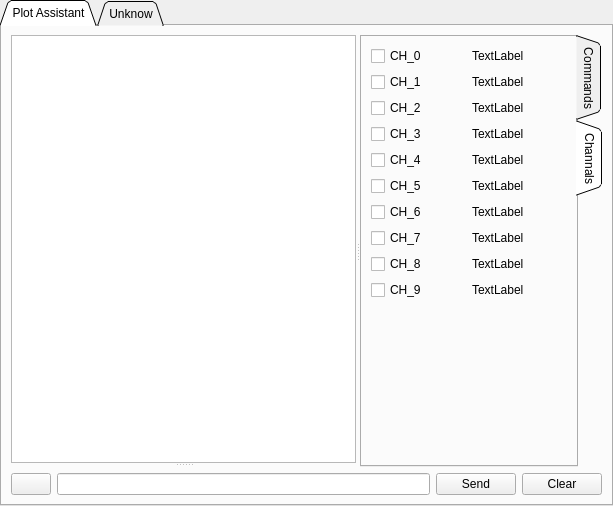
Qt form pages/pageserialanalysis.ui (ZohyCao/vesc_tool) before a commit.
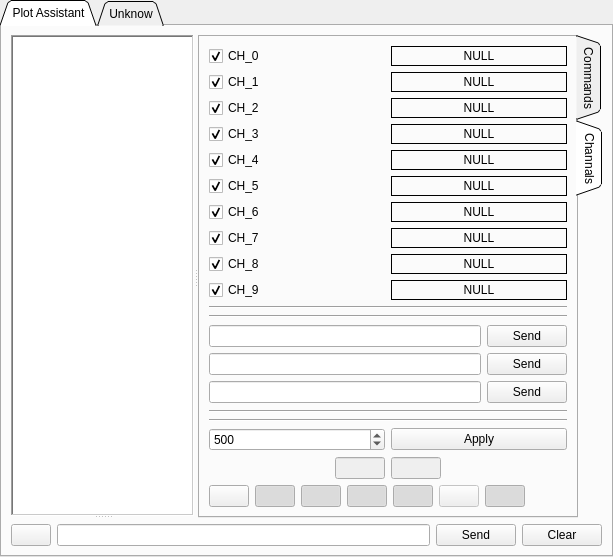
The same form after that commit. The open tabs and pages were chosen to show the change. Icons and pictures are not drawn. Custom widgets are drawn as their Qt base class.

Commit message: add ten channals data plot

```diff
--- a/pages/pageserialanalysis.ui
+++ b/pages/pageserialanalysis.ui
@@ -58,13 +58,16 @@
            <widget class="QSplitter" name="splitter">
             <property name="sizePolicy">
              <sizepolicy hsizetype="Preferred" vsizetype="Expanding">
-              <horstretch>100</horstretch>
+              <horstretch>200</horstretch>
               <verstretch>0</verstretch>
              </sizepolicy>
             </property>
             <property name="orientation">
              <enum>Qt::Vertical</enum>
             </property>
+            <property name="handleWidth">
+             <number>2</number>
+            </property>
             <widget class="QWidget" name="verticalLayoutWidget">
              <layout class="QVBoxLayout" name="verticalLayout" stretch="0">
               <item>
@@ -72,9 +75,15 @@
                 <property name="sizePolicy">
                  <sizepolicy hsizetype="Expanding" vsizetype="Expanding">
                   <horstretch>0</horstretch>
-                  <verstretch>1</verstretch>
+                  <verstretch>0</verstretch>
                  </sizepolicy>
                 </property>
+                <property name="frameShape">
+                 <enum>QFrame::WinPanel</enum>
+                </property>
+                <property name="lineWidth">
+                 <number>1</number>
+                </property>
                </widget>
               </item>
              </layout>
@@ -352,15 +361,21 @@
                        <property name="text">
                         <string>CH_0</string>
                        </property>
+                       <property name="checked">
+                        <bool>true</bool>
+                       </property>
                       </widget>
                      </item>
                      <item>
-                      <widget class="QLabel" name="label">
+                      <widget class="QLabel" name="CH0_dataLabel">
+                       <property name="layoutDirection">
+                        <enum>Qt::LeftToRight</enum>
+                       </property>
                        <property name="frameShape">
-                        <enum>QFrame::NoFrame</enum>
+                        <enum>QFrame::Box</enum>
                        </property>
                        <property name="text">
-                        <string>TextLabel</string>
+                        <string>NULL</string>
                        </property>
                        <property name="textFormat">
                         <enum>Qt::AutoText</enum>
@@ -368,6 +383,9 @@
                        <property name="scaledContents">
                         <bool>false</bool>
                        </property>
+                       <property name="alignment">
+                        <set>Qt::AlignCenter</set>
+                       </property>
                       </widget>
                      </item>
                     </layout>
@@ -375,16 +393,25 @@
                    <item>
                     <layout class="QHBoxLayout" name="horizontalLayout_24">
                      <item>
-                      <widget class="QCheckBox" name="checkBox_2">
+                      <widget class="QCheckBox" name="checkBox_1">
                        <property name="text">
                         <string>CH_1</string>
                        </property>
+                       <property name="checked">
+                        <bool>true</bool>
+                       </property>
                       </widget>
                      </item>
                      <item>
-                      <widget class="QLabel" name="label_2">
+                      <widget class="QLabel" name="CH1_dataLabel">
+                       <property name="frameShape">
+                        <enum>QFrame::Box</enum>
+                       </property>
                        <property name="text">
-                        <string>TextLabel</string>
+                        <string>NULL</string>
+                       </property>
+                       <property name="alignment">
+                        <set>Qt::AlignCenter</set>
                        </property>
                       </widget>
                      </item>
@@ -393,16 +420,25 @@
                    <item>
                     <layout class="QHBoxLayout" name="horizontalLayout_23">
                      <item>
-                      <widget class="QCheckBox" name="checkBox_3">
+                      <widget class="QCheckBox" name="checkBox_2">
                        <property name="text">
                         <string>CH_2</string>
                        </property>
+                       <property name="checked">
+                        <bool>true</bool>
+                       </property>
                       </widget>
                      </item>
                      <item>
-                      <widget class="QLabel" name="label_3">
+                      <widget class="QLabel" name="CH2_dataLabel">
+                       <property name="frameShape">
+                        <enum>QFrame::Box</enum>
+                       </property>
                        <property name="text">
-                        <string>TextLabel</string>
+                        <string>NULL</string>
+                       </property>
+                       <property name="alignment">
+                        <set>Qt::AlignCenter</set>
                        </property>
                       </widget>
                      </item>
@@ -411,16 +447,25 @@
                    <item>
                     <layout class="QHBoxLayout" name="horizontalLayout_22">
                      <item>
-                      <widget class="QCheckBox" name="checkBox_4">
+                      <widget class="QCheckBox" name="checkBox_3">
                        <property name="text">
                         <string>CH_3</string>
                        </property>
+                       <property name="checked">
+                        <bool>true</bool>
+                       </property>
                       </widget>
                      </item>
                      <item>
-                      <widget class="QLabel" name="label_4">
+                      <widget class="QLabel" name="CH3_dataLabel">
+                       <property name="frameShape">
+                        <enum>QFrame::Box</enum>
+                       </property>
                        <property name="text">
-                        <string>TextLabel</string>
+                        <string>NULL</string>
+                       </property>
+                       <property name="alignment">
+                        <set>Qt::AlignCenter</set>
                        </property>
                       </widget>
                      </item>
@@ -429,16 +474,25 @@
                    <item>
                     <layout class="QHBoxLayout" name="horizontalLayout_21">
                      <item>
-                      <widget class="QCheckBox" name="checkBox_5">
+                      <widget class="QCheckBox" name="checkBox_4">
                        <property name="text">
                         <string>CH_4</string>
                        </property>
+                       <property name="checked">
+                        <bool>true</bool>
+                       </property>
                       </widget>
                      </item>
                      <item>
-                      <widget class="QLabel" name="label_5">
+                      <widget class="QLabel" name="CH4_dataLabel">
+                       <property name="frameShape">
+                        <enum>QFrame::Box</enum>
+                       </property>
                        <property name="text">
-                        <string>TextLabel</string>
+                        <string>NULL</string>
+                       </property>
+                       <property name="alignment">
+                        <set>Qt::AlignCenter</set>
                        </property>
                       </widget>
                      </item>
@@ -447,16 +501,25 @@
                    <item>
                     <layout class="QHBoxLayout" name="horizontalLayout_20">
                      <item>
-                      <widget class="QCheckBox" name="checkBox_6">
+                      <widget class="QCheckBox" name="checkBox_5">
                        <property name="text">
                         <string>CH_5</string>
                        </property>
+                       <property name="checked">
+                        <bool>true</bool>
+                       </property>
                       </widget>
                      </item>
                      <item>
-                      <widget class="QLabel" name="label_6">
+                      <widget class="QLabel" name="CH5_dataLabel">
+                       <property name="frameShape">
+                        <enum>QFrame::Box</enum>
+                       </property>
                        <property name="text">
-                        <string>TextLabel</string>
+                        <string>NULL</string>
+                       </property>
+                       <property name="alignment">
+                        <set>Qt::AlignCenter</set>
                        </property>
                       </widget>
                      </item>
@@ -465,16 +528,25 @@
                    <item>
                     <layout class="QHBoxLayout" name="horizontalLayout_19">
                      <item>
-                      <widget class="QCheckBox" name="checkBox_7">
+                      <widget class="QCheckBox" name="checkBox_6">
                        <property name="text">
                         <string>CH_6</string>
                        </property>
+                       <property name="checked">
+                        <bool>true</bool>
+                       </property>
                       </widget>
                      </item>
                      <item>
-                      <widget class="QLabel" name="label_7">
+                      <widget class="QLabel" name="CH6_dataLabel">
+                       <property name="frameShape">
+                        <enum>QFrame::Box</enum>
+                       </property>
                        <property name="text">
-                        <string>TextLabel</string>
+                        <string>NULL</string>
+                       </property>
+                       <property name="alignment">
+                        <set>Qt::AlignCenter</set>
                        </property>
                       </widget>
                      </item>
@@ -483,16 +555,25 @@
                    <item>
                     <layout class="QHBoxLayout" name="horizontalLayout_18">
                      <item>
-                      <widget class="QCheckBox" name="checkBox_8">
+                      <widget class="QCheckBox" name="checkBox_7">
                        <property name="text">
                         <string>CH_7</string>
                        </property>
+                       <property name="checked">
+                        <bool>true</bool>
+                       </property>
                       </widget>
                      </item>
                      <item>
-                      <widget class="QLabel" name="label_8">
+                      <widget class="QLabel" name="CH7_dataLabel">
+                       <property name="frameShape">
+                        <enum>QFrame::Box</enum>
+                       </property>
                        <property name="text">
-                        <string>TextLabel</string>
+                        <string>NULL</string>
+                       </property>
+                       <property name="alignment">
+                        <set>Qt::AlignCenter</set>
                        </property>
                       </widget>
                      </item>
@@ -501,16 +582,25 @@
                    <item>
                     <layout class="QHBoxLayout" name="horizontalLayout_17">
                      <item>
-                      <widget class="QCheckBox" name="checkBox_9">
+                      <widget class="QCheckBox" name="checkBox_8">
                        <property name="text">
                         <string>CH_8</string>
                        </property>
+                       <property name="checked">
+                        <bool>true</bool>
+                       </property>
                       </widget>
                      </item>
                      <item>
-                      <widget class="QLabel" name="label_9">
+                      <widget class="QLabel" name="CH8_dataLabel">
+                       <property name="frameShape">
+                        <enum>QFrame::Box</enum>
+                       </property>
                        <property name="text">
-                        <string>TextLabel</string>
+                        <string>NULL</string>
+                       </property>
+                       <property name="alignment">
+                        <set>Qt::AlignCenter</set>
                        </property>
                       </widget>
                      </item>
@@ -519,21 +609,47 @@
                    <item>
                     <layout class="QHBoxLayout" name="horizontalLayout_3">
                      <item>
-                      <widget class="QCheckBox" name="checkBox_10">
+                      <widget class="QCheckBox" name="checkBox_9">
                        <property name="text">
                         <string>CH_9</string>
                        </property>
+                       <property name="checked">
+                        <bool>true</bool>
+                       </property>
+                       <property name="tristate">
+                        <bool>false</bool>
+                       </property>
                       </widget>
                      </item>
                      <item>
-                      <widget class="QLabel" name="label_10">
+                      <widget class="QLabel" name="CH9_dataLabel">
+                       <property name="frameShape">
+                        <enum>QFrame::Box</enum>
+                       </property>
                        <property name="text">
-                        <string>TextLabel</string>
+                        <string>NULL</string>
+                       </property>
+                       <property name="alignment">
+                        <set>Qt::AlignCenter</set>
                        </property>
                       </widget>
                      </item>
                     </layout>
                    </item>
+                   <item>
+                    <widget class="Line" name="line">
+                     <property name="orientation">
+                      <enum>Qt::Horizontal</enum>
+                     </property>
+                    </widget>
+                   </item>
+                   <item>
+                    <widget class="Line" name="line_2">
+                     <property name="orientation">
+                      <enum>Qt::Horizontal</enum>
+                     </property>
+                    </widget>
+                   </item>
                    <item>
                     <spacer name="verticalSpacer_2">
                      <property name="orientation">
@@ -547,6 +663,338 @@
                      </property>
                     </spacer>
                    </item>
+                   <item>
+                    <layout class="QHBoxLayout" name="horizontalLayout_30">
+                     <item>
+                      <widget class="QLineEdit" name="channalCmdText_1"/>
+                     </item>
+                     <item>
+                      <widget class="QPushButton" name="channalCmdSendButton_1">
+                       <property name="text">
+                        <string>Send</string>
+                       </property>
+                      </widget>
+                     </item>
+                    </layout>
+                   </item>
+                   <item>
+                    <layout class="QHBoxLayout" name="horizontalLayout_32">
+                     <item>
+                      <widget class="QLineEdit" name="channalCmdText_2"/>
+                     </item>
+                     <item>
+                      <widget class="QPushButton" name="channalCmdSendButton_2">
+                       <property name="text">
+                        <string>Send</string>
+                       </property>
+                      </widget>
+                     </item>
+                    </layout>
+                   </item>
+                   <item>
+                    <layout class="QHBoxLayout" name="horizontalLayout_31">
+                     <item>
+                      <widget class="QLineEdit" name="channalCmdText_3"/>
+                     </item>
+                     <item>
+                      <widget class="QPushButton" name="channalCmdSendButton_3">
+                       <property name="text">
+                        <string>Send</string>
+                       </property>
+                      </widget>
+                     </item>
+                    </layout>
+                   </item>
+                   <item>
+                    <spacer name="verticalSpacer_3">
+                     <property name="orientation">
+                      <enum>Qt::Vertical</enum>
+                     </property>
+                     <property name="sizeHint" stdset="0">
+                      <size>
+                       <width>20</width>
+                       <height>40</height>
+                      </size>
+                     </property>
+                    </spacer>
+                   </item>
+                   <item>
+                    <widget class="Line" name="line_4">
+                     <property name="orientation">
+                      <enum>Qt::Horizontal</enum>
+                     </property>
+                    </widget>
+                   </item>
+                   <item>
+                    <widget class="Line" name="line_3">
+                     <property name="orientation">
+                      <enum>Qt::Horizontal</enum>
+                     </property>
+                    </widget>
+                   </item>
+                   <item>
+                    <layout class="QHBoxLayout" name="horizontalLayout_27">
+                     <item>
+                      <widget class="QSpinBox" name="maxPointsSpinBox">
+                       <property name="toolTip">
+                        <string>Displayed point num in plot</string>
+                       </property>
+                       <property name="minimum">
+                        <number>100</number>
+                       </property>
+                       <property name="maximum">
+                        <number>10000</number>
+                       </property>
+                       <property name="singleStep">
+                        <number>100</number>
+                       </property>
+                       <property name="value">
+                        <number>500</number>
+                       </property>
+                      </widget>
+                     </item>
+                     <item>
+                      <widget class="QPushButton" name="pushButton">
+                       <property name="toolTip">
+                        <string>Apply displayed point num</string>
+                       </property>
+                       <property name="text">
+                        <string>Apply</string>
+                       </property>
+                       <property name="iconSize">
+                        <size>
+                         <width>12</width>
+                         <height>12</height>
+                        </size>
+                       </property>
+                      </widget>
+                     </item>
+                    </layout>
+                   </item>
+                   <item>
+                    <layout class="QHBoxLayout" name="horizontalLayout_26">
+                     <item>
+                      <spacer name="horizontalSpacer_5">
+                       <property name="orientation">
+                        <enum>Qt::Horizontal</enum>
+                       </property>
+                       <property name="sizeHint" stdset="0">
+                        <size>
+                         <width>40</width>
+                         <height>20</height>
+                        </size>
+                       </property>
+                      </spacer>
+                     </item>
+                     <item>
+                      <widget class="QLineEdit" name="lineEdit">
+                       <property name="enabled">
+                        <bool>false</bool>
+                       </property>
+                       <property name="maximumSize">
+                        <size>
+                         <width>50</width>
+                         <height>16777215</height>
+                        </size>
+                       </property>
+                      </widget>
+                     </item>
+                     <item>
+                      <widget class="QLineEdit" name="lineEdit_2">
+                       <property name="enabled">
+                        <bool>false</bool>
+                       </property>
+                       <property name="maximumSize">
+                        <size>
+                         <width>50</width>
+                         <height>16777215</height>
+                        </size>
+                       </property>
+                      </widget>
+                     </item>
+                     <item>
+                      <spacer name="horizontalSpacer_4">
+                       <property name="orientation">
+                        <enum>Qt::Horizontal</enum>
+                       </property>
+                       <property name="sizeHint" stdset="0">
+                        <size>
+                         <width>40</width>
+                         <height>20</height>
+                        </size>
+                       </property>
+                      </spacer>
+                     </item>
+                    </layout>
+                   </item>
+                   <item>
+                    <layout class="QHBoxLayout" name="horizontalLayout_25">
+                     <item>
+                      <widget class="QPushButton" name="rescaleButton">
+                       <property name="toolTip">
+                        <string>Rescale plot to fit</string>
+                       </property>
+                       <property name="whatsThis">
+                        <string/>
+                       </property>
+                       <property name="text">
+                        <string/>
+                       </property>
+                       <property name="icon">
+                        <iconset resource="../res.qrc">
+                         <normaloff>:/res/icons/Process-96.png</normaloff>:/res/icons/Process-96.png</iconset>
+                       </property>
+                      </widget>
+                     </item>
+                     <item>
+                      <widget class="QPushButton" name="zoomHButton">
+                       <property name="toolTip">
+                        <string>Enable Horizontal zoom</string>
+                       </property>
+                       <property name="whatsThis">
+                        <string/>
+                       </property>
+                       <property name="text">
+                        <string/>
+                       </property>
+                       <property name="icon">
+                        <iconset resource="../res.qrc">
+                         <normaloff>:/res/icons/expand_off.png</normaloff>
+                         <normalon>:/res/icons/expand_on.png</normalon>:/res/icons/expand_off.png</iconset>
+                       </property>
+                       <property name="checkable">
+                        <bool>true</bool>
+                       </property>
+                       <property name="checked">
+                        <bool>true</bool>
+                       </property>
+                      </widget>
+                     </item>
+                     <item>
+                      <widget class="QPushButton" name="zoomVButton">
+                       <property name="toolTip">
+                        <string>Enable vertical zoom</string>
+                       </property>
+                       <property name="whatsThis">
+                        <string/>
+                       </property>
+                       <property name="text">
+                        <string/>
+                       </property>
+                       <property name="icon">
+                        <iconset resource="../res.qrc">
+                         <normaloff>:/res/icons/expand_v_off.png</normaloff>
+                         <normalon>:/res/icons/expand_v_on.png</normalon>:/res/icons/expand_v_off.png</iconset>
+                       </property>
+                       <property name="checkable">
+                        <bool>true</bool>
+                       </property>
+                       <property name="checked">
+                        <bool>true</bool>
+                       </property>
+                      </widget>
+                     </item>
+                     <item>
+                      <widget class="QPushButton" name="autoScaleButton">
+                       <property name="toolTip">
+                        <string>Autoscale plots with incoming samples</string>
+                       </property>
+                       <property name="whatsThis">
+                        <string/>
+                       </property>
+                       <property name="text">
+                        <string/>
+                       </property>
+                       <property name="icon">
+                        <iconset resource="../res.qrc">
+                         <normaloff>:/res/icons/size_off.png</normaloff>
+                         <normalon>:/res/icons/size_on.png</normalon>:/res/icons/size_off.png</iconset>
+                       </property>
+                       <property name="checkable">
+                        <bool>true</bool>
+                       </property>
+                       <property name="checked">
+                        <bool>true</bool>
+                       </property>
+                      </widget>
+                     </item>
+                     <item>
+                      <widget class="QPushButton" name="plotStopButton">
+                       <property name="toolTip">
+                        <string>Realtime display</string>
+                       </property>
+                       <property name="whatsThis">
+                        <string/>
+                       </property>
+                       <property name="text">
+                        <string/>
+                       </property>
+                       <property name="icon">
+                        <iconset resource="../res.qrc">
+                         <normaloff>:/res/icons/rt_off.png</normaloff>
+                         <normalon>:/res/icons/rt_on.png</normalon>:/res/icons/rt_off.png</iconset>
+                       </property>
+                       <property name="checkable">
+                        <bool>true</bool>
+                       </property>
+                       <property name="checked">
+                        <bool>true</bool>
+                       </property>
+                      </widget>
+                     </item>
+                     <item>
+                      <widget class="QPushButton" name="plotClearButton">
+                       <property name="enabled">
+                        <bool>false</bool>
+                       </property>
+                       <property name="text">
+                        <string/>
+                       </property>
+                       <property name="icon">
+                        <iconset resource="../res.qrc">
+                         <normaloff>:/res/icons/Restart-96.png</normaloff>:/res/icons/Restart-96.png</iconset>
+                       </property>
+                      </widget>
+                     </item>
+                     <item>
+                      <widget class="QPushButton" name="legendVisibleButton">
+                       <property name="toolTip">
+                        <string>Legend</string>
+                       </property>
+                       <property name="whatsThis">
+                        <string/>
+                       </property>
+                       <property name="text">
+                        <string/>
+                       </property>
+                       <property name="icon">
+                        <iconset resource="../res.qrc">
+                         <normaloff>:/res/icons/alive_off.png</normaloff>
+                         <normalon>:/res/icons/alive_on.png</normalon>:/res/icons/alive_off.png</iconset>
+                       </property>
+                       <property name="checkable">
+                        <bool>true</bool>
+                       </property>
+                       <property name="checked">
+                        <bool>true</bool>
+                       </property>
+                      </widget>
+                     </item>
+                     <item>
+                      <spacer name="horizontalSpacer">
+                       <property name="orientation">
+                        <enum>Qt::Horizontal</enum>
+                       </property>
+                       <property name="sizeHint" stdset="0">
+                        <size>
+                         <width>40</width>
+                         <height>20</height>
+                        </size>
+                       </property>
+                      </spacer>
+                     </item>
+                    </layout>
+                   </item>
                   </layout>
                  </item>
                 </layout>
```
Left out of the diff: 42 changed lines with no effect on the pictures. The commit also changes 4 other files.
